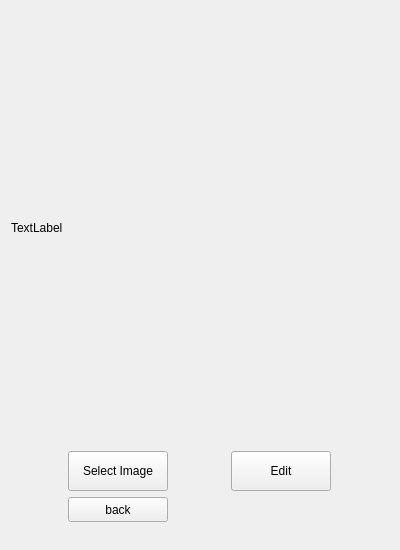
This is Algorithm_project/changedes.ui in ma7899/uni-algorithm-project as Qt 5 draws it before an edit. The edited form follows.
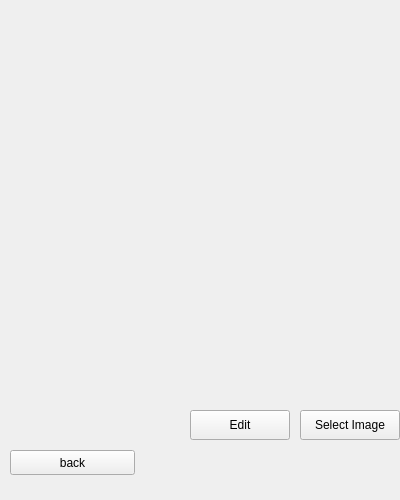
This is the edited form.

Commit message: static ui with back grounds on buttons

The edit to the form file:
```diff
--- a/Algorithm_project/changedes.ui
+++ b/Algorithm_project/changedes.ui
@@ -10,13 +10,25 @@
     <x>0</x>
     <y>0</y>
     <width>400</width>
-    <height>550</height>
+    <height>500</height>
    </rect>
   </property>
+  <property name="sizePolicy">
+   <sizepolicy hsizetype="Fixed" vsizetype="Fixed">
+    <horstretch>0</horstretch>
+    <verstretch>0</verstretch>
+   </sizepolicy>
+  </property>
+  <property name="minimumSize">
+   <size>
+    <width>400</width>
+    <height>500</height>
+   </size>
+  </property>
   <property name="maximumSize">
    <size>
-    <width>500</width>
-    <height>600</height>
+    <width>400</width>
+    <height>500</height>
    </size>
   </property>
   <property name="font">
@@ -32,9 +44,21 @@
   <property name="windowTitle">
    <string>Form</string>
   </property>
-  <layout class="QVBoxLayout" name="verticalLayout">
-   <item>
     <widget class="QLabel" name="im_label">
+   <property name="geometry">
+    <rect>
+     <x>50</x>
+     <y>0</y>
+     <width>300</width>
+     <height>400</height>
+    </rect>
+   </property>
+   <property name="sizePolicy">
+    <sizepolicy hsizetype="Fixed" vsizetype="Fixed">
+     <horstretch>0</horstretch>
+     <verstretch>0</verstretch>
+    </sizepolicy>
+   </property>
      <property name="maximumSize">
       <size>
        <width>300</width>
@@ -42,20 +66,21 @@
       </size>
      </property>
      <property name="text">
-      <string>TextLabel</string>
-     </property>
-    </widget>
-   </item>
-   <item>
-    <layout class="QGridLayout" name="gridLayout">
-     <property name="sizeConstraint">
-      <enum>QLayout::SetMaximumSize</enum>
-     </property>
-     <item row="6" column="0">
+    <string/>
+   </property>
+  </widget>
       <widget class="QPushButton" name="back">
+   <property name="geometry">
+    <rect>
+     <x>10</x>
+     <y>450</y>
+     <width>125</width>
+     <height>25</height>
+    </rect>
+   </property>
        <property name="maximumSize">
         <size>
-         <width>100</width>
+     <width>125</width>
          <height>25</height>
         </size>
        </property>
@@ -63,9 +88,40 @@
         <string>back</string>
        </property>
       </widget>
-     </item>
-     <item row="1" column="0">
+  <widget class="QPushButton" name="Change">
+   <property name="geometry">
+    <rect>
+     <x>190</x>
+     <y>410</y>
+     <width>100</width>
+     <height>30</height>
+    </rect>
+   </property>
+   <property name="sizePolicy">
+    <sizepolicy hsizetype="Maximum" vsizetype="Fixed">
+     <horstretch>0</horstretch>
+     <verstretch>0</verstretch>
+    </sizepolicy>
+   </property>
+   <property name="maximumSize">
+    <size>
+     <width>100</width>
+     <height>60</height>
+    </size>
+   </property>
+   <property name="text">
+    <string>Edit</string>
+   </property>
+  </widget>
       <widget class="QPushButton" name="chooseImage">
+   <property name="geometry">
+    <rect>
+     <x>300</x>
+     <y>410</y>
+     <width>100</width>
+     <height>30</height>
+    </rect>
+   </property>
        <property name="sizePolicy">
         <sizepolicy hsizetype="Minimum" vsizetype="Minimum">
          <horstretch>0</horstretch>
@@ -91,29 +147,6 @@
         <string>Select Image</string>
        </property>
       </widget>
-     </item>
-     <item row="1" column="1">
-      <widget class="QPushButton" name="Change">
-       <property name="sizePolicy">
-        <sizepolicy hsizetype="Maximum" vsizetype="Fixed">
-         <horstretch>0</horstretch>
-         <verstretch>0</verstretch>
-        </sizepolicy>
-       </property>
-       <property name="maximumSize">
-        <size>
-         <width>100</width>
-         <height>60</height>
-        </size>
-       </property>
-       <property name="text">
-        <string>Edit</string>
-       </property>
-      </widget>
-     </item>
-    </layout>
-   </item>
-  </layout>
  </widget>
  <resources/>
  <connections/>
```
Lines whose indentation alone changed are shown as unchanged. The commit also changes 17 other files.
